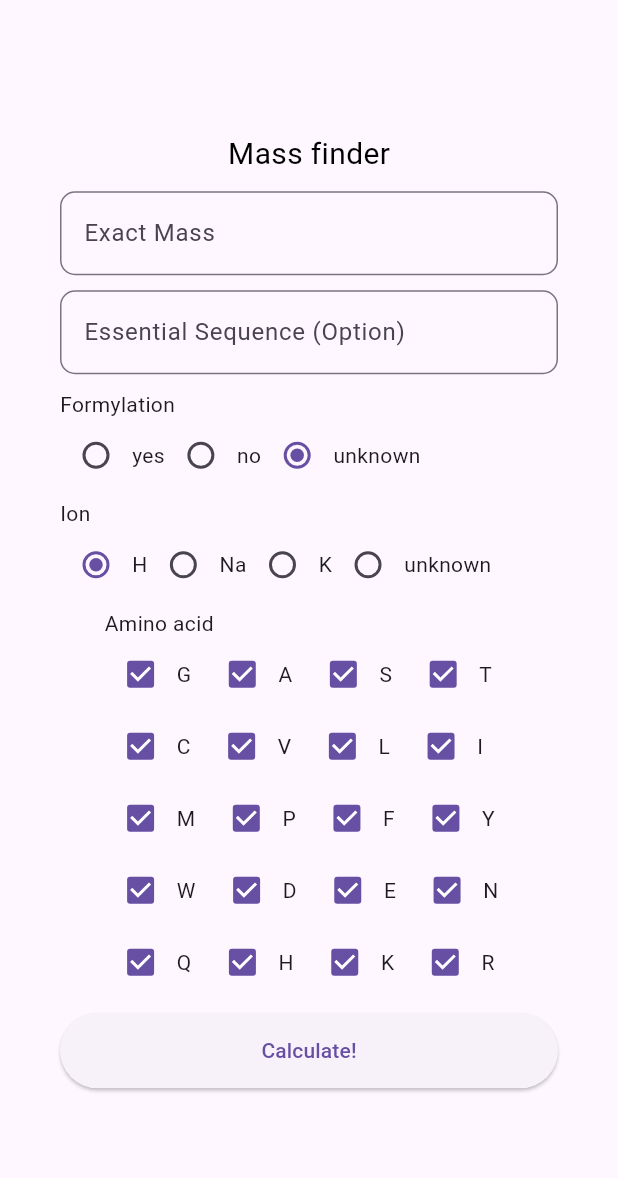
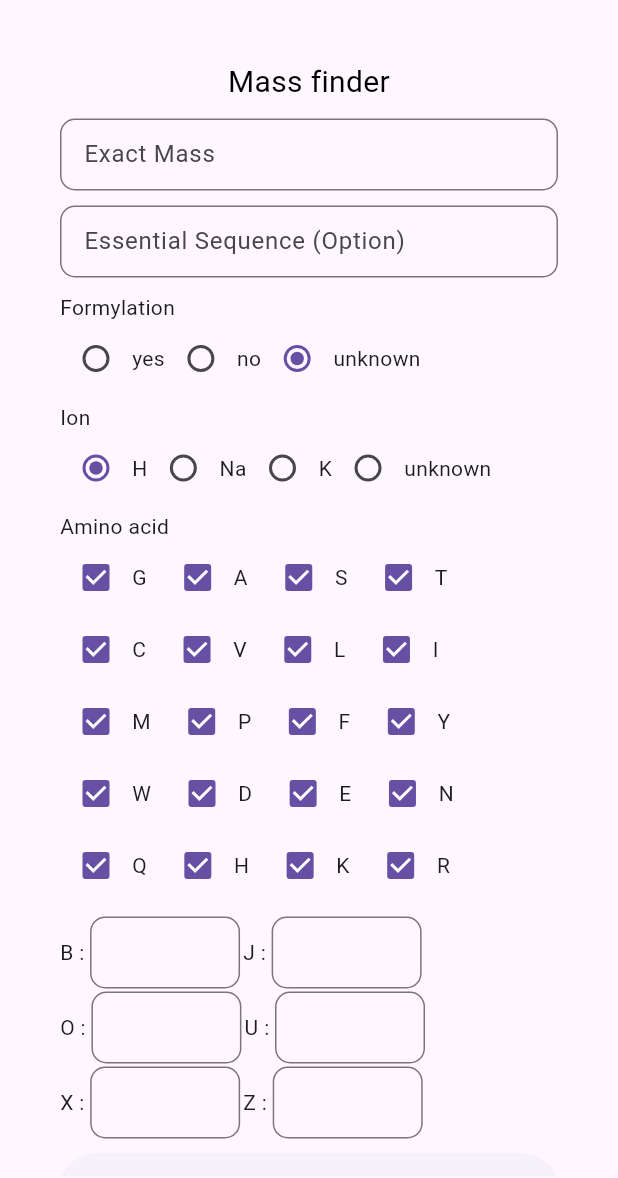
Before and after one commit to Gyeony95/Amino-Calc, a Flutter app: the screen it shows after launch, on a phone screen of 412 x 824 dp. Shown: the top 1178 px of the screen. Run offline on Flutter 3.47's test engine with Material 3 defaults, Android fonts, the phone set to English and light mode, and no system bars; our stand-ins replace tuple.

Commit message:
feat : ncAA 적용

```diff
--- a/lib/mass_finder_screen.dart
+++ b/lib/mass_finder_screen.dart
@@ -7,6 +7,7 @@ import 'package:mass_finder/widget/amino_map_selector.dart';
 import 'package:mass_finder/widget/formylation_selector.dart';
 import 'package:mass_finder/widget/ion_selector.dart';
 import 'package:mass_finder/widget/loading_overlay.dart';
+import 'package:mass_finder/widget/ncaa_input_area.dart';
 import 'package:mass_finder/widget/normal_text_field.dart';
 import 'package:flutter/material.dart';
 
@@ -38,6 +39,12 @@ class _MassFinderScreenState extends State<MassFinderScreen> {
 
   // 계산시에 사용할 아미노산 리스트 , 최초에는 모든 아미노산을 포함한다.
   Map<String, double> inputAminos = Map.from(aminoMap);
+
+  // ncaa의 입력값을 받는 변수
+  Map<String, double> ncaaMap = {};
+
+  double get _maxWidth => 500;
+  double get _minWidth => 300;
 
   @override
   void initState() {
@@ -75,16 +82,21 @@ class _MassFinderScreenState extends State<MassFinderScreen> {
   Widget _buildBody() {
     return Container(
       padding: const EdgeInsets.all(40),
-      constraints: const BoxConstraints(
-        maxWidth: 500,
-        minWidth: 300,
+      constraints: BoxConstraints(
+        maxWidth: _maxWidth,
+        minWidth: _minWidth,
       ),
       child: SingleChildScrollView(
         child: Column(
+          crossAxisAlignment: CrossAxisAlignment.start,
           children: [
-            const Text(
-              'Mass finder',
-              style: TextStyle(fontSize: 20, color: Colors.black),
+            SizedBox(
+              width: _maxWidth,
+              child: const Text(
+                'Mass finder',
+                textAlign: TextAlign.center,
+                style: TextStyle(fontSize: 20, color: Colors.black),
+              ),
             ),
             const SizedBox(height: 10),
             NormalTextField(
@@ -131,6 +143,13 @@ class _MassFinderScreenState extends State<MassFinderScreen> {
                 }
               },
             ),
+            const SizedBox(height: 10),
+            NcAAInputArea(
+              initNcAA: ncaaMap,
+              onChangeNcAA: (_map){
+              _map.removeWhere((k, v) => v == 0.0);
+              ncaaMap = _map;
+            },),
             const SizedBox(height: 10),
             ElevatedButton(
               onPressed: () => onTapCalc(context),
@@ -217,6 +236,8 @@ class _MassFinderScreenState extends State<MassFinderScreen> {
     String f = currentFormyType.text;
     String i = currentIonType.text;
     Map<String, double> ia = inputAminos;
+    // ncaa 적용
+    ia.addAll(ncaaMap);
     try {
       Isolate.spawn<SendPort>(
         (sp) => MassFinderHelperV2.calcByIonType(sp, w, a, f, i, ia),
@@ -242,8 +263,8 @@ class _MassFinderScreenState extends State<MassFinderScreen> {
     initAmino.text = initAmino.text.replaceAll(' ', '');
     String initAminoText = initAmino.text;
     initAminoText.split('').forEach((e) {
-      if (inputAminos[e] == null) {
-        msg = '체크박스에 포함되어있지 않은 값이 Essential Sequence에 들어있음';
+      if (inputAminos[e] == null && ncaaMap[e] == null) {
+        msg = '체크박스와 ncAA에 포함 되어있지 않은 값이 Essential Sequence에 들어있음';
       }
     });
     // exact mass 값을 안넣었을때
--- /dev/null
+++ b/lib/widget/ncaa_input_area.dart
@@ -0,0 +1,75 @@
+import 'package:flutter/material.dart';
+import 'package:mass_finder/widget/normal_text_field.dart';
+
+// B,J,O,U,X,Z 의 기존에 아미노맵에 포함되지 않는 임의의 아미노산을 만들어내는 부분
+class NcAAInputArea extends StatefulWidget {
+  NcAAInputArea({Key? key, required this.onChangeNcAA, required this.initNcAA}) : super(key: key);
+  final Function(Map<String, double> ncaaMap) onChangeNcAA;
+  final Map<String, double> initNcAA;
+
+  @override
+  State<NcAAInputArea> createState() => _NcAAInputAreaState();
+}
+
+class _NcAAInputAreaState extends State<NcAAInputArea> {
+
+  @override
+  void initState() {
+    super.initState();
+    for(var key in _ncaaMap.keys){
+      double newValue = widget.initNcAA[key] ?? 0.0;
+      _ncaaMap[key] = newValue;
+      if(newValue != 0){
+        _controllerMap[key]!.text = newValue.toString() ?? '';
+      }
+    }
+  }
+
+  Map<String, double> _ncaaMap = {
+    'B': 0.0,
+    'J': 0.0,
+    'O': 0.0,
+    'U': 0.0,
+    'X': 0.0,
+    'Z': 0.0,
+  };
+
+  final Map<String, TextEditingController> _controllerMap = {
+    'B': TextEditingController(),
+    'J': TextEditingController(),
+    'O': TextEditingController(),
+    'U': TextEditingController(),
+    'X': TextEditingController(),
+    'Z': TextEditingController(),
+  };
+
+  @override
+  Widget build(BuildContext context) {
+    return Wrap(
+      spacing: 2,
+      runSpacing: 2,
+      children: List.generate(_controllerMap.length,
+          (index) => _ncaaInputNode(_controllerMap.keys.toList()[index])),
+    );
+  }
+
+  Widget _ncaaInputNode(String key) {
+    return Row(
+      mainAxisSize: MainAxisSize.min,
+      children: [
+        Text('$key : '),
+        SizedBox(
+          width: 100,
+          child: NormalTextField(
+            textController: _controllerMap[key]!,
+            onChange: (value){
+              double? doubleValue = double.tryParse(value);
+              _ncaaMap[key] = doubleValue ?? 0.0;
+              widget.onChangeNcAA.call(_ncaaMap);
+            },
+          ),
+        )
+      ],
+    );
+  }
+}
--- a/lib/widget/normal_text_field.dart
+++ b/lib/widget/normal_text_field.dart
@@ -7,11 +7,13 @@ class NormalTextField extends StatefulWidget {
   final String? hintText;
   final String? labelText;
   final bool digitOnly;
+  final Function(String)? onChange;
   const NormalTextField({
     required this.textController,
     this.hintText,
     this.labelText,
     this.digitOnly = false,
+    this.onChange,
   });
 
   @override
@@ -29,10 +31,16 @@ class _NormalTextFieldState extends State<NormalTextField> {
     return TextFormField(
       controller: widget.textController,
       inputFormatters: widget.digitOnly ? [FilteringTextInputFormatter.digitsOnly] : [],
+      onChanged: (value){
+        if(widget.onChange != null){
+          widget.onChange!.call(value);
+        }
+      },
       decoration: InputDecoration(
         labelText: widget.labelText,
         hintText: widget.hintText,
         border: _border,
+        isDense: true,
         focusedBorder: _border.copyWith(
             borderSide: const BorderSide(color: Colors.blue, width: 2.0)),
         errorBorder: _border.copyWith(
```
